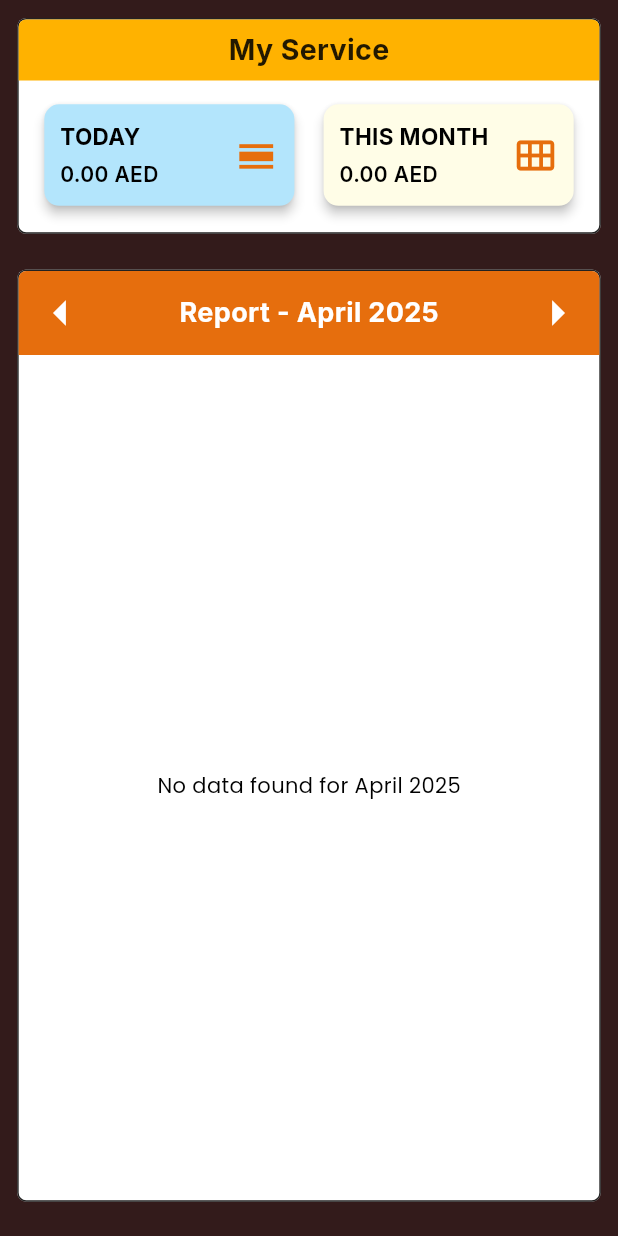
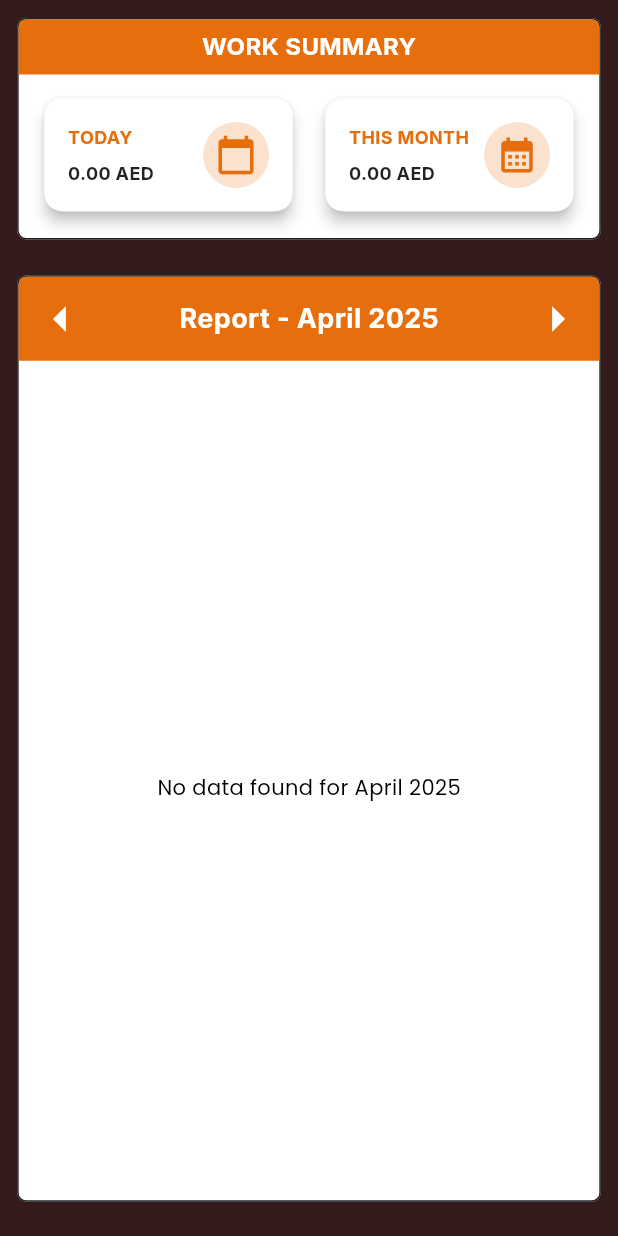
Before and after one commit to Atifhere/mobileApp, a Flutter app: the MyWorkScreen screen opened directly, on a phone screen of 412 x 824 dp. Run offline on Flutter 3.47's test engine with Material 3 defaults, Android fonts, the phone set to English and light mode, and no system bars; drawn by our look-alikes of toastification; our stand-ins replace dio, flutter_screenutil, get, google_fonts, loading_animation_widget, shared_preferences; accounts and stored records are empty; network calls fail.

Commit message:
work summary

```diff
--- a/lib/home_tabs/my_work_screen.dart
+++ b/lib/home_tabs/my_work_screen.dart
@@ -85,18 +85,22 @@ class _MyWorkScreenState extends State<MyWorkScreen> {
             width: MediaQuery.sizeOf(context).width,
             decoration: BoxDecoration(
               borderRadius: const BorderRadius.only(
-                  topRight: Radius.circular(5), topLeft: Radius.circular(5)),
-              color: AppColors.orangeComYello,
+                topRight: Radius.circular(5),
+                topLeft: Radius.circular(5),
+              ),
+              color: AppColors
+                  .appOrange, // Dark orange background for better contrast
             ),
             padding: REdgeInsets.symmetric(vertical: 5.h),
             child: Center(
               child: Text(
-                'My Service',
+                'work summary'.toUpperCase(),
                 style: GoogleFonts.inter(
-                  color: Colors.black87,
-                  fontSize: 19,
+                  color: Colors.white,
+                  // Light text for readability
+                  fontSize: 16,
                   fontWeight: FontWeight.bold,
-                 // decoration: TextDecoration.underline,
+                  //decoration: TextDecoration.underline, // Optional for a stylish look
                   decorationColor: Colors.white,
                 ),
               ),
@@ -104,86 +108,108 @@ class _MyWorkScreenState extends State<MyWorkScreen> {
           ),
           SizedBox(height: 10.h),
           Padding(
-            padding: REdgeInsets.only(left: 10.w, bottom: 10.h, right: 10.w,),
+            padding: REdgeInsets.only(left: 10.w, bottom: 10.h, right: 10.w),
             child: Row(
               mainAxisAlignment: MainAxisAlignment.spaceEvenly,
               children: [
                 Expanded(
                   child: Card(
-                    elevation: 3,
+                    elevation: 4,
                     shape: RoundedRectangleBorder(
-                        borderRadius: BorderRadius.circular(10)),
-                    color: Colors.lightBlue[100],
+                      borderRadius: BorderRadius.circular(12),
+                    ),
+                    color: Colors.white,
                     child: Padding(
-                      padding:
-                      REdgeInsets.only(left: 8.w, top: 8.h, bottom: 8.h,right: 8.w),
+                      padding: REdgeInsets.all(12.w),
                       child: Row(
                         mainAxisAlignment: MainAxisAlignment.spaceBetween,
                         children: [
                           Column(
-                            mainAxisAlignment: MainAxisAlignment.start,
                             crossAxisAlignment: CrossAxisAlignment.start,
                             children: [
                               Text(
                                 'TODAY',
                                 style: GoogleFonts.inter(
-                                    color: Colors.black,
-                                    fontSize: 15,
-                                    fontWeight: FontWeight.bold),
+                                  color: AppColors.appOrange,
+                                  fontSize: 12,
+                                  fontWeight: FontWeight.bold,
+                                ),
                               ),
-                              SizedBox(height: 4.h),
+                              SizedBox(height: 6.h),
                               Obx(() => Text(
                                 '${controller.amountEarnedToday.value} AED',
                                 style: GoogleFonts.inter(
-                                    color: Colors.black,
-                                    fontSize: 14,
-                                    fontWeight: FontWeight.w600),
+                                  color: Colors.black87,
+                                  fontSize: 12,
+                                  fontWeight: FontWeight.w700,
+                                ),
                               )),
                             ],
                           ),
-                          Icon(Icons.calendar_view_day,color: AppColors.appOrange,size: 30,),
-
+                          Container(
+                            padding: EdgeInsets.all(8),
+                            decoration: BoxDecoration(
+                              color: AppColors.appOrange.withOpacity(0.2),
+                              shape: BoxShape.circle,
+                            ),
+                            child: Icon(
+                              Icons.calendar_today,
+                              color: AppColors.appOrange,
+                              size: 28,
+                            ),
+                          ),
                         ],
                       ),
                     ),
                   ),
                 ),
-                SizedBox(width: 10.w),
+                SizedBox(width: 12.w),
                 Expanded(
                   child: Card(
-                    elevation: 3,
+                    elevation: 4,
                     shape: RoundedRectangleBorder(
-                        borderRadius: BorderRadius.circular(10)),
-                    color: Colors.yellow[50],
+                      borderRadius: BorderRadius.circular(12),
+                    ),
+                    color: Colors.white,
                     child: Padding(
-                      padding:
-                      REdgeInsets.only(left: 8.w, top: 8.h, bottom: 8.h,right: 8.w),
+                      padding: REdgeInsets.all(12.w),
                       child: Row(
                         mainAxisAlignment: MainAxisAlignment.spaceBetween,
                         children: [
                           Column(
-                            mainAxisAlignment: MainAxisAlignment.start,
                             crossAxisAlignment: CrossAxisAlignment.start,
                             children: [
                               Text(
                                 'THIS MONTH',
                                 style: GoogleFonts.inter(
-                                    color: Colors.black,
-                                    fontSize: 15,
-                                    fontWeight: FontWeight.bold),
+                                  color: AppColors.appOrange,
+                                  fontSize: 12,
+                                  fontWeight: FontWeight.bold,
+                                ),
                               ),
-                              SizedBox(height: 4.h),
+                              SizedBox(height: 6.h),
                               Obx(() => Text(
                                 '${controller.amountEarnedMonth.value} AED',
                                 style: GoogleFonts.inter(
-                                    color: Colors.black,
-                                    fontSize: 14,
-                                    fontWeight: FontWeight.w600),
+                                  color: Colors.black87,
+                                  fontSize: 12,
+                                  fontWeight: FontWeight.w700,
+                                ),
                               )),
                             ],
                           ),
-                          Icon(Icons.calendar_view_month,color: AppColors.appOrange,size: 30,),
-
+                          Container(
+                            padding: EdgeInsets.all(8),
+                            decoration: BoxDecoration(
+                              color: AppColors.appOrange.withOpacity(0.2),
+                              shape: BoxShape.circle,
+                            ),
+                            child: Icon(
+                              Icons.calendar_month,
+                              color: AppColors.appOrange,
+                              size: 28,
+                            ),
+                          ),
                         ],
                       ),
                     ),
```
Also changed, not shown: lib/home_tabs/add_hours_screen.dart (+47 -46 lines), lib/log_hours_views/men_saloon_page.dart (+85 -51 lines).
